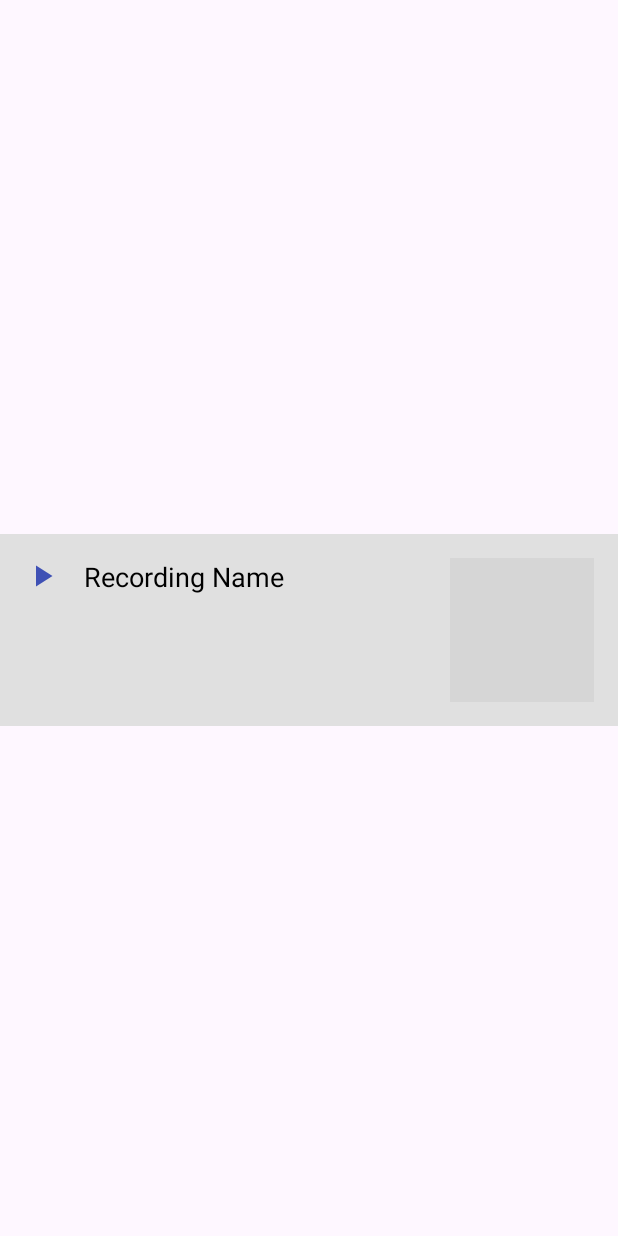
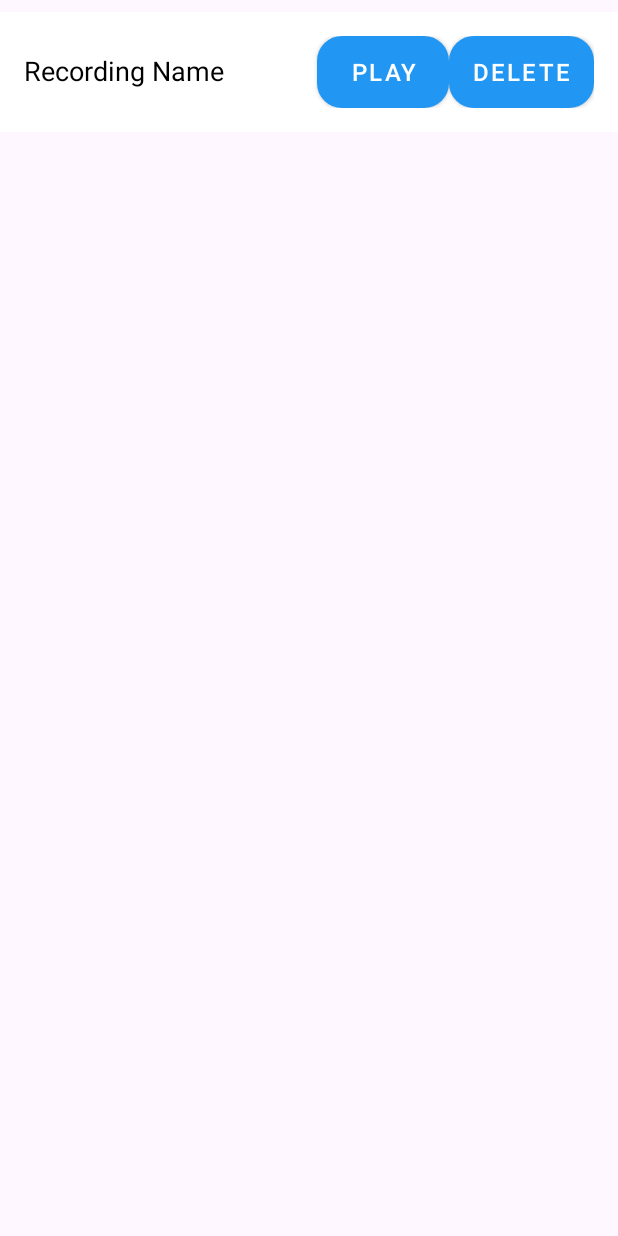
Before and after one commit to CHAIGANESH/Text_Stream, an Android app: the layout recording_item.xml on its own in the app's theme, with its tools: preview values and no code run, on a phone screen of 412 x 824 dp. Run offline under Robolectric (Android 15) with nearby library versions, the phone set to English and light mode, and no system bars; grey boxes are pictures that could not be loaded.

Commit message:
UI_update-1 (Recording-1)

```diff
--- a/app/src/main/res/layout/recording_item.xml
+++ b/app/src/main/res/layout/recording_item.xml
@@ -4,20 +4,8 @@
     android:layout_height="wrap_content"
     android:orientation="horizontal"
     android:padding="16dp"
-    android:background="#F1F1F1"
-    android:layout_marginTop="8dp"
-    android:layout_gravity="center_vertical"
-    android:backgroundTint="#E0E0E0">
-
-    <ImageButton
-        android:id="@+id/playButton"
-        android:layout_width="wrap_content"
-        android:layout_height="wrap_content"
-        android:src="@drawable/ic_play"
-        android:background="?android:attr/selectableItemBackgroundBorderless"
-        android:contentDescription="Play"
-        android:tint="#3F51B5"
-        android:layout_gravity="start" />
+    android:background="#FFFFFF"
+    android:layout_marginTop="8dp">
 
     <TextView
         android:id="@+id/recordingName"
@@ -28,18 +16,26 @@
         android:textSize="18sp"
         android:text="Recording Name"
         android:ellipsize="end"
-        android:maxLines="1"
-        android:paddingStart="16dp"
-        android:paddingEnd="16dp"/>
+        android:maxLines="1"/>
 
-    <ImageButton
+    <Button
+        android:id="@+id/playButton"
+        android:layout_width="wrap_content"
+        android:layout_height="wrap_content"
+        android:background="@drawable/rounded_button"
+        android:text="Play"
+        android:textColor="#FFFFFF"
+        android:textSize="16sp"
+        style="@style/CustomButtonStyle" />
+
+    <Button
         android:id="@+id/deleteButton"
         android:layout_width="wrap_content"
         android:layout_height="wrap_content"
-        android:src="@drawable/ic_delete"
-        android:background="?android:attr/selectableItemBackgroundBorderless"
-        android:contentDescription="Delete"
-        android:tint="#D32F2F"
-        android:layout_gravity="end" />
+        android:background="@drawable/rounded_button"
+        android:text="Delete"
+        android:textColor="#FFFFFF"
+        android:textSize="16sp"
+        style="@style/CustomButtonStyle" />
 
 </LinearLayout>
--- a/app/src/main/res/values/colors.xml
+++ b/app/src/main/res/values/colors.xml
@@ -1,6 +1,7 @@
 <resources>
     <color name="black">#FF000000</color>
     <color name="white">#FFFFFFFF</color>
+    <color name="blue">#2196F3</color>
     <color name="button_blue">#1976D2</color> <!-- Adjusted blue color -->
     <color name="searchview_blue">#1976D2</color> <!-- Adjusted blue for SearchView -->
 </resources>
```
